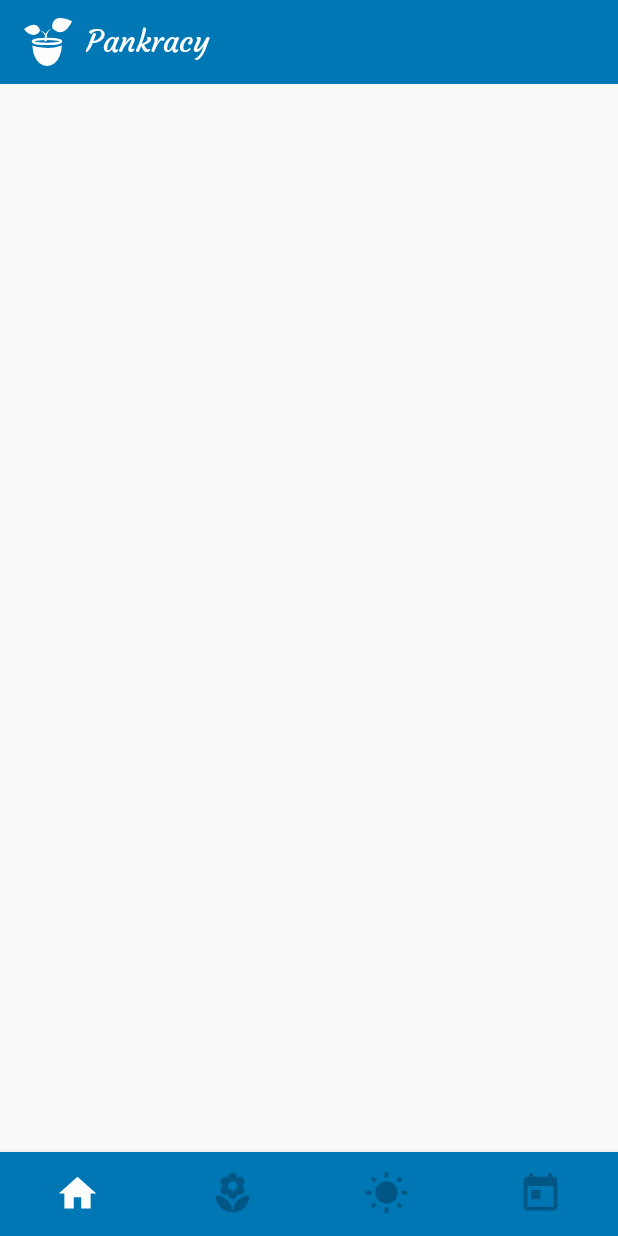
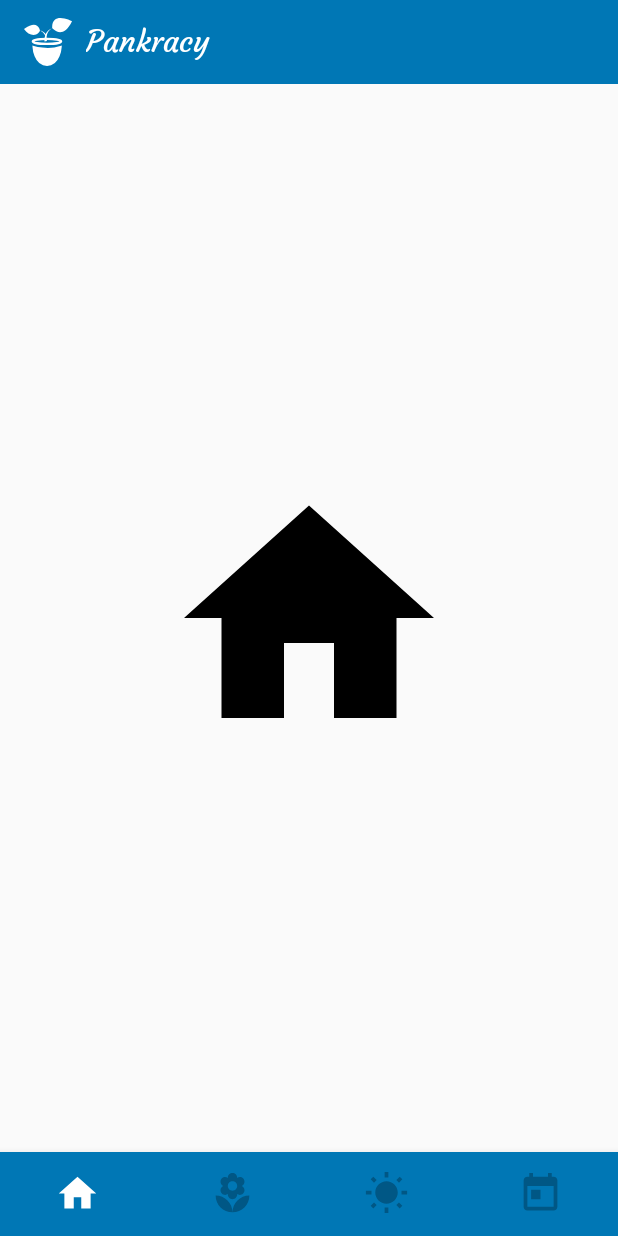
Before and after one commit to AKorzeniowska/Pankracy, an Android app: the screen it shows after launch (MainActivity), on a phone screen of 412 x 824 dp. Run offline under Robolectric (Android 15) with nearby library versions, the phone set to English and light mode, and no system bars.

Commit message:
Constrains between fragments, toolbar and bottom navbar

```diff
--- a/app/src/main/java/com/agh/edu/pankracy/fragments/ListOfPlantsFragment.java
+++ b/app/src/main/java/com/agh/edu/pankracy/fragments/ListOfPlantsFragment.java
@@ -114,9 +114,8 @@
         listView.setOnItemClickListener(new AdapterView.OnItemClickListener() {
             @Override
             public void onItemClick(AdapterView<?> parent, View view, int position, long id) {
-                long idx = adapter.getItemId(position);
                 Intent chosenPlantIntent = new Intent(getActivity(), PlantDetailsActivity.class);
-                chosenPlantIntent.putExtra(FINAL_PLANT_ID, (int) idx);
+                chosenPlantIntent.putExtra(FINAL_PLANT_ID, (int) adapter.getItemId(position));
                 startActivityForResult(chosenPlantIntent, 10001);
             }
         });
--- a/app/src/main/res/layout/activity_main.xml
+++ b/app/src/main/res/layout/activity_main.xml
@@ -6,18 +6,13 @@
     android:layout_height="match_parent"
     tools:context=".MainActivity">
 
-        <FrameLayout
-            android:layout_width="0dp"
-            android:layout_height="0dp"
-            app:layout_constraintEnd_toEndOf="parent"
-            app:layout_constraintStart_toStartOf="parent"
-            app:layout_constraintBottom_toTopOf="@+id/bottom_nav"
-            app:layout_constraintTop_toTopOf="parent"
-            >
     <androidx.appcompat.widget.Toolbar
         android:id="@+id/my_toolbar"
         android:layout_width="match_parent"
         android:layout_height="wrap_content"
+        app:layout_constraintEnd_toEndOf="parent"
+        app:layout_constraintStart_toStartOf="parent"
+        app:layout_constraintTop_toTopOf="parent"
         app:theme="@style/ToolBarStyle">
 
         <TextView
@@ -32,9 +27,17 @@
 
     </androidx.appcompat.widget.Toolbar>
         <FrameLayout
-                android:id="@+id/container"
             android:layout_width="0dp"
             android:layout_height="0dp"
+            app:layout_constraintEnd_toEndOf="parent"
+            app:layout_constraintStart_toStartOf="parent"
+            app:layout_constraintBottom_toTopOf="@+id/bottom_nav"
+            app:layout_constraintTop_toBottomOf="@+id/my_toolbar"
+            >
+            <FrameLayout
+                android:id="@+id/container"
+                android:layout_width="match_parent"
+                android:layout_height="match_parent"
                 app:layout_constraintEnd_toEndOf="parent"
                 app:layout_constraintStart_toStartOf="parent"
                 app:layout_constraintBottom_toBottomOf="parent"
--- a/app/src/main/res/values/strings.xml
+++ b/app/src/main/res/values/strings.xml
@@ -11,6 +11,7 @@
 
     <!-- TODO: Remove or change this placeholder text -->
     <string name="hello_blank_fragment">Hello blank fragment</string>
+
     <string name="home">Home</string>
     <string name="plants_list">Plants list</string>
     <string name="weather">Weather</string>
```
Also changed, not shown: app/src/main/java/com/agh/edu/pankracy/PlantFormActivity.java (+8 -4 lines). Lines whose indentation alone changed are shown as unchanged.
